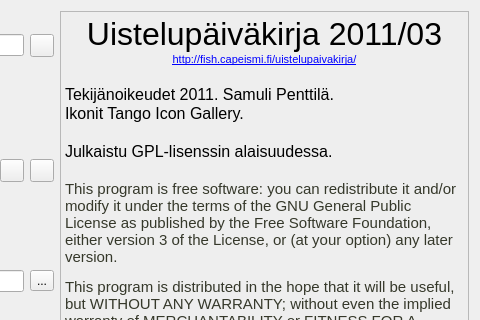
This is settingsform.ui in samuliwritescode/uistelupaivakirja-desktop as Qt 5 draws it before an edit; both pictures show x 458 to 938 and y 0 to 320 of the 938 by 891 pixel window. The edited form follows.
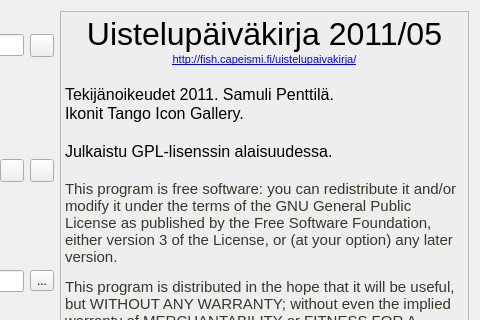
This is the edited form. Icons and pictures are not drawn.

```diff
--- a/settingsform.ui
+++ b/settingsform.ui
@@ -283,7 +283,7 @@
 p, li { white-space: pre-wrap; }
 &lt;/style&gt;&lt;/head&gt;&lt;body style=&quot; font-family:'Lucida Grande'; font-size:13pt; font-weight:400; font-style:normal;&quot;&gt;
 &lt;p align=&quot;center&quot; style=&quot; margin-top:0px; margin-bottom:0px; margin-left:0px; margin-right:0px; -qt-block-indent:0; text-indent:0px;&quot;&gt;&lt;img src=&quot;:/res/mainlogo64.png&quot; /&gt;&lt;/p&gt;
-&lt;p align=&quot;center&quot; style=&quot; margin-top:0px; margin-bottom:0px; margin-left:0px; margin-right:0px; -qt-block-indent:0; text-indent:0px;&quot;&gt;&lt;span style=&quot; font-size:24pt;&quot;&gt;Uistelupäiväkirja 2011/03&lt;/span&gt;&lt;/p&gt;
+&lt;p align=&quot;center&quot; style=&quot; margin-top:0px; margin-bottom:0px; margin-left:0px; margin-right:0px; -qt-block-indent:0; text-indent:0px;&quot;&gt;&lt;span style=&quot; font-size:24pt;&quot;&gt;Uistelupäiväkirja 2011/05&lt;/span&gt;&lt;/p&gt;
 &lt;p align=&quot;center&quot; style=&quot; margin-top:0px; margin-bottom:0px; margin-left:0px; margin-right:0px; -qt-block-indent:0; text-indent:0px;&quot;&gt;&lt;a href=&quot;http://fish.capeismi.fi/uistelupaivakirja/&quot;&gt;&lt;span style=&quot; font-family:'MS Shell Dlg 2'; font-size:8pt; text-decoration: underline; color:#0000ff;&quot;&gt;http://fish.capeismi.fi/uistelupaivakirja/&lt;/span&gt;&lt;/a&gt;&lt;/p&gt;
 &lt;p style=&quot;-qt-paragraph-type:empty; margin-top:0px; margin-bottom:0px; margin-left:0px; margin-right:0px; -qt-block-indent:0; text-indent:0px; font-size:12pt;&quot;&gt;&lt;/p&gt;
 &lt;p style=&quot; margin-top:0px; margin-bottom:0px; margin-left:0px; margin-right:0px; -qt-block-indent:0; text-indent:0px;&quot;&gt;&lt;span style=&quot; font-size:12pt;&quot;&gt;Tekijänoikeudet 2011. Samuli Penttilä. &lt;/span&gt;&lt;/p&gt;
```
